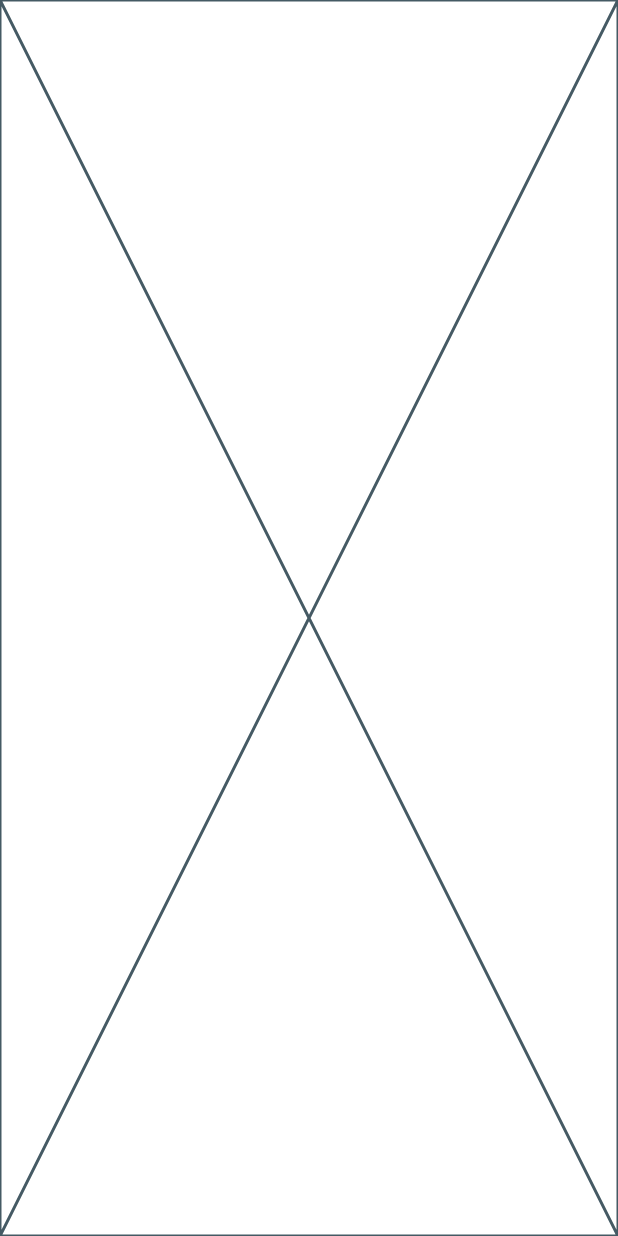
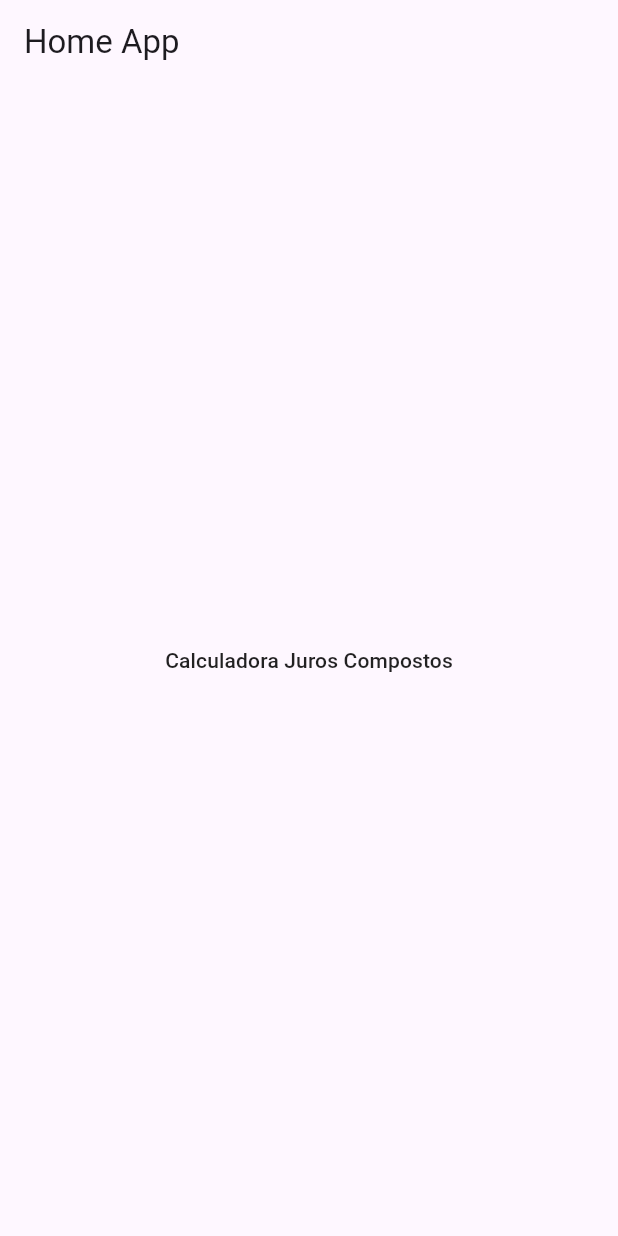
Before and after one commit to JarlissonTomaz/flutter_calculadora_juros_compostos, a Flutter app: the screen it shows after launch, on a phone screen of 412 x 824 dp. Run offline on Flutter 3.47's test engine with Material 3 defaults, Android fonts, the light colour scheme and no system bars.

Commit message:
build: home page

```diff
--- a/lib/main.dart
+++ b/lib/main.dart
@@ -1,5 +1,4 @@
 import 'package:flutter/material.dart';
-import 'dart:math';
 
 import 'package:flutter_calculadora_impostos/screen/home_app.dart';
 
--- a/lib/screen/home_app.dart
+++ b/lib/screen/home_app.dart
@@ -1,4 +1,5 @@
 import 'package:flutter/material.dart';
+import 'package:flutter_calculadora_impostos/screen/compound_interest_calculator.dart';
 
 class HomePage extends StatefulWidget {
   const HomePage({super.key});
@@ -10,6 +11,21 @@ class HomePage extends StatefulWidget {
 class _HomePageState extends State<HomePage> {
   @override
   Widget build(BuildContext context) {
-    return const Placeholder();
+    return Scaffold(
+      appBar: AppBar(title: Text('Home App'),)
+      ,
+      body: Center(
+        child: Column(
+          mainAxisAlignment: MainAxisAlignment.center,
+          children: [
+            MaterialButton(onPressed: (){
+              Navigator.push(context, MaterialPageRoute(builder:  (context) => CalculadoraJC() ))  ;
+            },
+            child: Text('Calculadora Juros Compostos'),
+            )
+          ],
+        ),
+      ),
+    );
   }
 }
```
